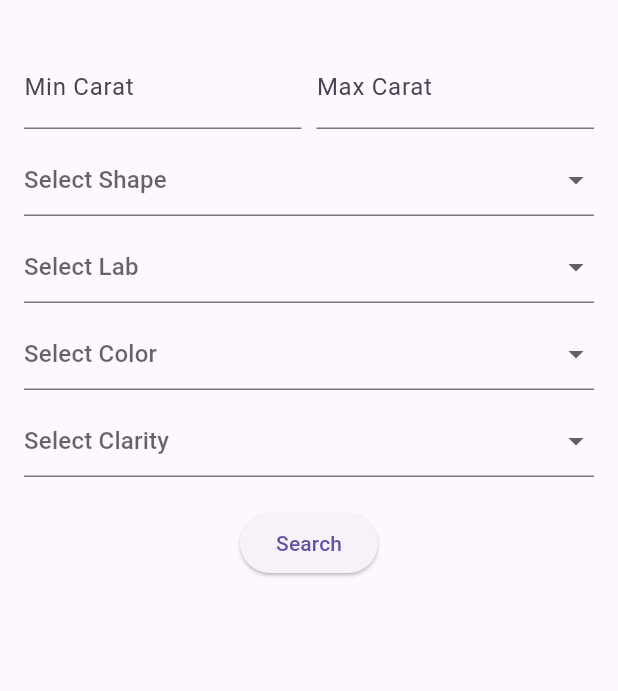
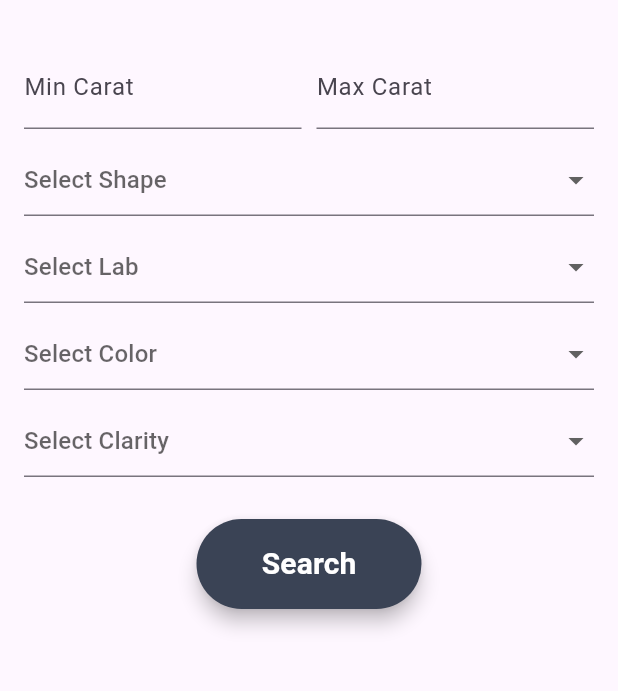
Before and after one commit to aunshpatel/diamond_selection_app, a Flutter app: the screen it shows after launch, on a phone screen of 412 x 824 dp, the part 63-754 px from its top. Run offline on Flutter 3.47's test engine with Material 3 defaults, Android fonts, the phone set to English and light mode, and no system bars; our stand-ins replace flutter_bloc, shared_preferences.

Commit message:
Update search button colors

```diff
--- a/lib/screens/filter_page.dart
+++ b/lib/screens/filter_page.dart
@@ -109,9 +109,26 @@
 
             SizedBox(height: 20),
 
-            ElevatedButton(
-              onPressed: _applyFilters,
-              child: Text("Search"),
+            Padding(
+              padding: const EdgeInsets.symmetric(vertical: 8.0),
+              child: Material(
+                color:Color(0XFF3A4355),
+                elevation: 5.0,
+                borderRadius: BorderRadius.circular(30.0),
+                child: MaterialButton(
+                  onPressed: _applyFilters,
+                  minWidth: 150.0,
+                  height: 60.0,
+                  child: Text(
+                      'Search',
+                      style: const TextStyle(
+                        fontSize: 20,
+                        fontWeight: FontWeight.bold,
+                        color: Colors.white
+                      )
+                  ),
+                ),
+              ),
             ),
 
             BlocBuilder<DiamondBloc, DiamondState>(
```
